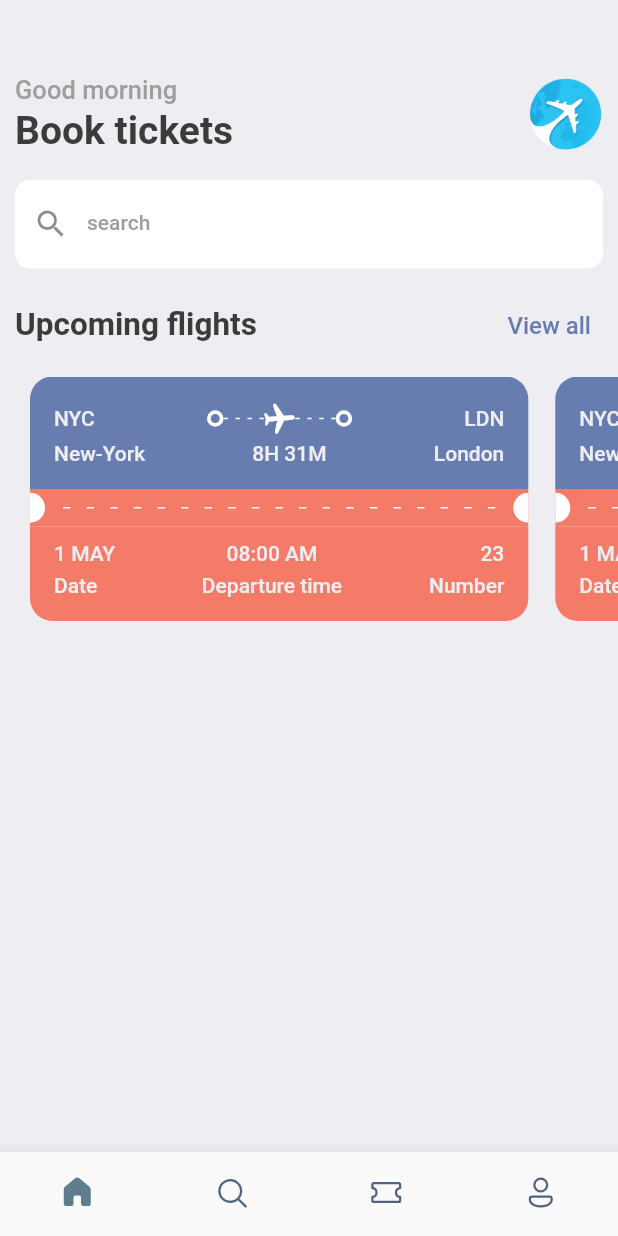
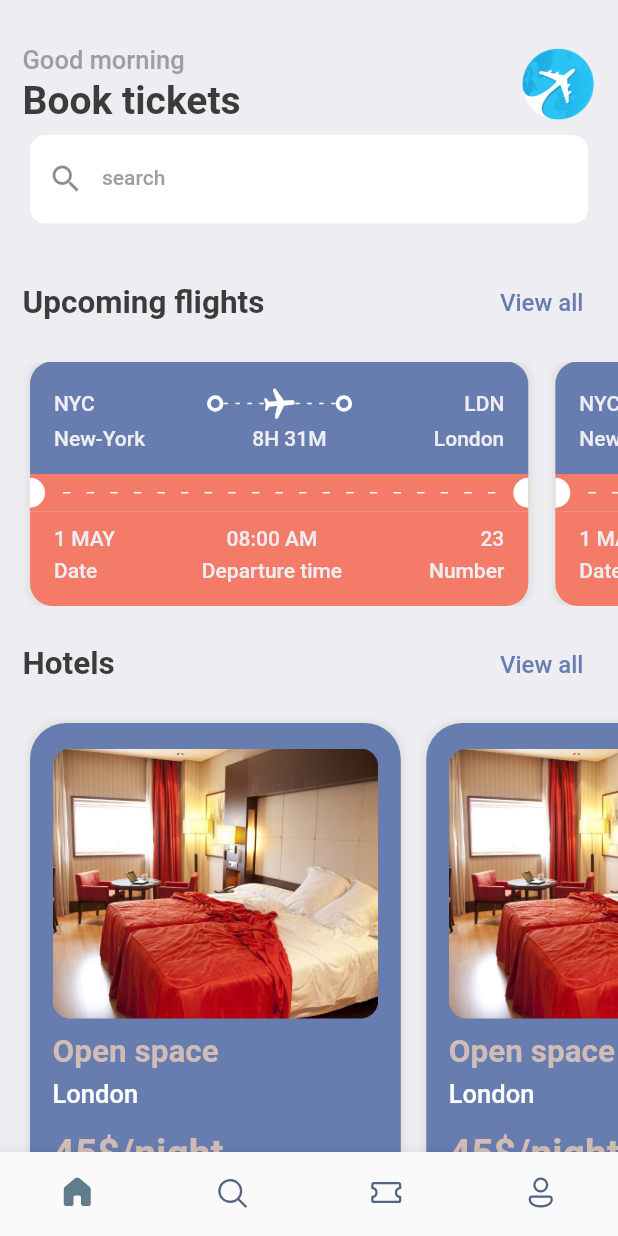
Before and after one commit to SomethingRight/booking_app_layout, a Flutter app: the screen it shows after launch, on a phone screen of 412 x 824 dp. Run offline on Flutter 3.47's test engine with Material 2 defaults, Android fonts, the phone set to English and light mode, and no system bars; our stand-ins replace fluentui_icons, gap.

Commit message:
Fourth commit. Full main screen, without data

```diff
--- a/lib/screens/home_screen.dart
+++ b/lib/screens/home_screen.dart
@@ -1,3 +1,4 @@
+import 'package:booking_tickets_app/screens/hotel_view.dart';
 import 'package:booking_tickets_app/screens/ticket_view.dart';
 import 'package:booking_tickets_app/utils/app_styles.dart';
 import 'package:flutter/cupertino.dart';
@@ -15,9 +16,9 @@ class HomeScreen extends StatelessWidget {
         Container(
           child: Column(
             children: [
-              const Gap(40),
+              const Gap(30),
               Padding(
-                padding: const EdgeInsets.all(10.0),
+                padding: const EdgeInsets.symmetric(horizontal: 15),
                 child: Row(
                   mainAxisAlignment: MainAxisAlignment.spaceBetween,
                   children: [
@@ -49,7 +50,7 @@ class HomeScreen extends StatelessWidget {
                 ),
               ),
               Padding(
-                padding: EdgeInsets.fromLTRB(10, 8, 10, 4),
+                padding: const EdgeInsets.fromLTRB(20, 8, 20, 4),
                 child: TextField(
                   enabled: true,
                   decoration: InputDecoration(
@@ -64,8 +65,9 @@ class HomeScreen extends StatelessWidget {
                       )),
                 ),
               ),
+              const Gap(15),
               Padding(
-                padding: const EdgeInsets.all(10.0),
+                padding: const  EdgeInsets.only(left: 15, top: 10, right: 15),
                 child: Row(
                   mainAxisAlignment: MainAxisAlignment.spaceBetween,
                   children: [
@@ -81,6 +83,7 @@ class HomeScreen extends StatelessWidget {
                   ],
                 ),
               ),
+              const Gap(15),
               SingleChildScrollView(
                   scrollDirection: Axis.horizontal,
                   padding: const EdgeInsets.only(left: 20),
@@ -88,9 +91,39 @@ class HomeScreen extends StatelessWidget {
                     children: const [
                       TicketView(),
                       TicketView(),
-                       TicketView(),
+                      TicketView(),
                     ],
                   )),
+                  const Gap(15),
+                   Padding(
+                padding: const EdgeInsets.symmetric(horizontal: 15),
+                child: Row(
+                  mainAxisAlignment: MainAxisAlignment.spaceBetween,
+                  children: [
+                    Text(
+                      'Hotels',
+                      style: Styles.headLineStyle2,
+                    ),
+                    TextButton(
+                        onPressed: () {},
+                        child: Text('View all',
+                            style: Styles.textStyle
+                                .copyWith(color: Styles.primaryColor)))
+                  ],
+                ),
+              ),
+            const Gap(10),
+           SingleChildScrollView(
+                  scrollDirection: Axis.horizontal,
+                  padding: const EdgeInsets.only(left: 20),
+                  child: Row(
+                    children: const [
+                      HotelView(),
+                      HotelView(),
+                      HotelView(),
+                    ],
+                  )),
+                  const Gap(15),
             ],
           ),
         )
--- /dev/null
+++ b/lib/screens/hotel_view.dart
@@ -0,0 +1,62 @@
+import 'package:booking_tickets_app/utils/app_layout.dart';
+import 'package:booking_tickets_app/utils/app_styles.dart';
+import 'package:flutter/cupertino.dart';
+import 'package:flutter/material.dart';
+import 'package:gap/gap.dart';
+
+class HotelView extends StatelessWidget {
+  const HotelView({super.key});
+
+  @override
+  Widget build(BuildContext context) {
+    final size = AppLayout.getSize(context);
+    return Container(
+      padding: const EdgeInsets.symmetric(horizontal: 15, vertical: 17),
+      margin: const EdgeInsets.only(right: 17, top: 5),
+      width: size.width * 0.6,
+      height: 350,
+      decoration: BoxDecoration(
+        color: Styles.primaryColor,
+        borderRadius: BorderRadius.circular(24),
+        boxShadow: [
+          BoxShadow(
+            color: Colors.grey.shade300,
+            blurRadius: 3,
+            spreadRadius: 2,
+            blurStyle: BlurStyle.normal,
+          ),
+        ],
+      ),
+      child: Column(
+        crossAxisAlignment: CrossAxisAlignment.start,
+        children: [
+          Container(
+            height: 180,
+            decoration: BoxDecoration(
+              borderRadius: BorderRadius.circular(12),
+              color: Styles.primaryColor,
+              image: const DecorationImage(
+                  image: AssetImage("assets/images/hotel2.jpg"),
+                  fit: BoxFit.cover),
+            ),
+          ),
+          const Gap(10),
+          Text(
+            'Open space',
+            style: Styles.headLineStyle2.copyWith(color: Styles.hotelCardColor),
+          ),
+           const Gap(5),
+          Text(
+            'London',
+            style: Styles.headLineStyle3.copyWith(color: Colors.white),
+          ),
+           const Gap(15),
+           Text(
+            '45\$/night',
+            style: Styles.headLineStyle1.copyWith(color: Styles.hotelCardColor),
+          ),
+        ],
+      ),
+    );
+  }
+}
--- a/lib/screens/ticket_view.dart
+++ b/lib/screens/ticket_view.dart
@@ -1,9 +1,10 @@
 import 'package:booking_tickets_app/utils/app_layout.dart';
 import 'package:booking_tickets_app/utils/app_styles.dart';
-import 'package:booking_tickets_app/widgets/thick_container.dart';
 import 'package:flutter/cupertino.dart';
 import 'package:flutter/material.dart';
 import 'package:gap/gap.dart';
+
+import '../widgets/circle_dot_widget.dart';
 
 class TicketView extends StatelessWidget {
   const TicketView({super.key});
@@ -12,9 +13,19 @@ class TicketView extends StatelessWidget {
   Widget build(BuildContext context) {
     final size = AppLayout.getSize(context);
     return SizedBox(
-        width: size.width*0.85,
-        height: 200,
+        width: size.width * 0.85,
         child: Container(
+          decoration: BoxDecoration(
+            borderRadius: BorderRadius.circular(15),
+            boxShadow: [
+              BoxShadow(
+                color: Colors.grey.shade300,
+                blurRadius: 3,
+                spreadRadius: 2,
+                blurStyle: BlurStyle.normal,
+              ),
+            ],
+          ),
           margin: const EdgeInsets.only(right: 18),
           child: Column(
             children: [
@@ -25,7 +36,8 @@ class TicketView extends StatelessWidget {
                   color: Styles.primaryColor,
                   borderRadius: const BorderRadiusDirectional.only(
                       topStart: Radius.circular(15),
-                        topEnd: Radius.circular(15))),
+                      topEnd: Radius.circular(15)),
+                ),
                 padding: const EdgeInsets.all(16),
                 child: Column(
                   children: [
@@ -59,7 +71,9 @@ class TicketView extends StatelessWidget {
                                         width: 3,
                                         child: DecoratedBox(
                                           decoration: BoxDecoration(
-                                                color: Colors.white)),
+                                            color: Colors.white,
+                                          ),
+                                        ),
                                       ),
                                     ),
                                   );
@@ -171,7 +185,8 @@ class TicketView extends StatelessWidget {
               /*Showing the second orange part of ticket
             */
               Container(
-                padding: const EdgeInsets.only(bottom: 16, left: 16,right: 16,top: 10),
+                padding: const EdgeInsets.only(
+                    bottom: 16, left: 16, right: 16, top: 10),
                 decoration: BoxDecoration(
                     color: Styles.orangeColor,
                     borderRadius: const BorderRadius.only(
@@ -183,23 +198,44 @@ class TicketView extends StatelessWidget {
                   children: [
                     Column(
                       crossAxisAlignment: CrossAxisAlignment.start,
-                      children: [Text('1 MAY', style: Styles.ticketStyle,),
+                      children: [
+                        Text(
+                          '1 MAY',
+                          style: Styles.ticketStyle,
+                        ),
                         const Gap(5),
-                      Text('Date', style: Styles.ticketStyle,)
+                        Text(
+                          'Date',
+                          style: Styles.ticketStyle,
+                        )
                       ],
                     ),
                     Column(
                       crossAxisAlignment: CrossAxisAlignment.center,
-                      children: [Text('08:00 AM', style: Styles.ticketStyle,),
+                      children: [
+                        Text(
+                          '08:00 AM',
+                          style: Styles.ticketStyle,
+                        ),
                         const Gap(5),
-                      Text('Departure time', style: Styles.ticketStyle,)
+                        Text(
+                          'Departure time',
+                          style: Styles.ticketStyle,
+                        )
                       ],
                     ),
                     Column(
                       crossAxisAlignment: CrossAxisAlignment.end,
-                      children: [Text('23', style: Styles.ticketStyle,),
+                      children: [
+                        Text(
+                          '23',
+                          style: Styles.ticketStyle,
+                        ),
                         const Gap(5),
-                      Text('Number', style: Styles.ticketStyle,)
+                        Text(
+                          'Number',
+                          style: Styles.ticketStyle,
+                        )
                       ],
                     ),
                   ],
--- a/lib/utils/app_styles.dart
+++ b/lib/utils/app_styles.dart
@@ -9,6 +9,7 @@ class Styles {
   static Color textColor = const Color(0xFF3b3b3b);
   static Color bgColor = const Color(0xFFeeedf2);
   static Color orangeColor =  const Color(0xFFF37B67);
+  static Color hotelCardColor = const Color(0xFFd2bdb6);
 
 
   static TextStyle textStyle =
```
Also changed, not shown: assets/images/hotel1.jpg (added), assets/images/hotel2.jpg (added), lib/widgets/circle_dot_widget.dart (renamed from lib/widgets/thick_container.dart). Lines whose indentation alone changed are shown as unchanged.
